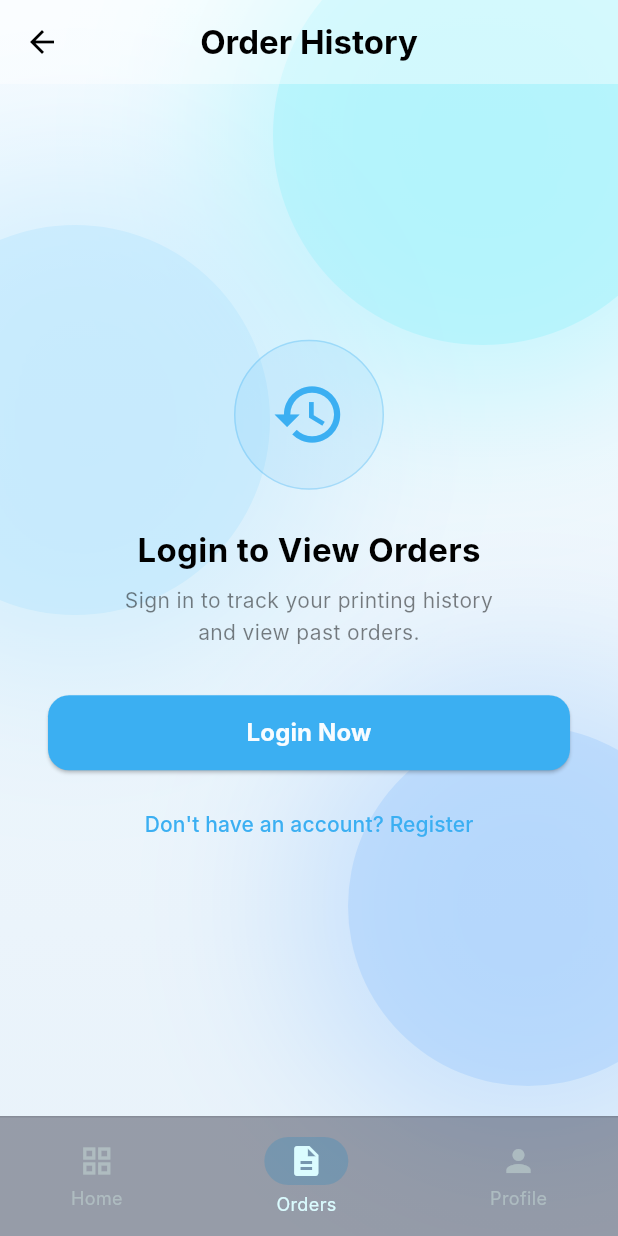
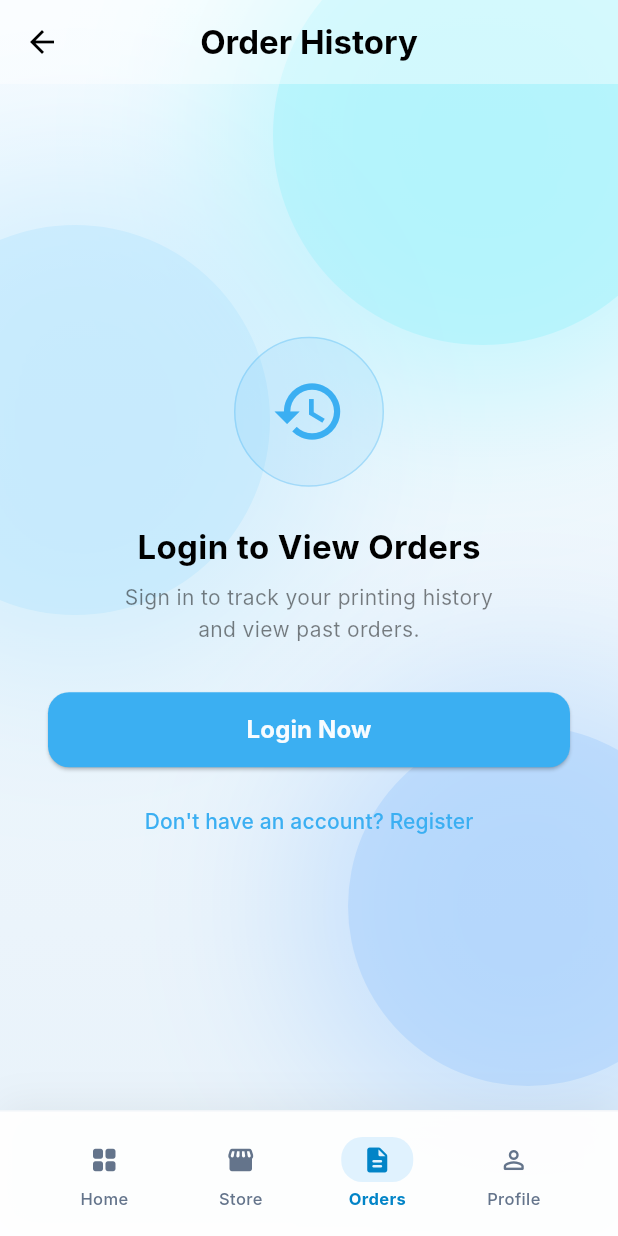
Before and after one commit to avanisawant08-byte/PrintIt, a Flutter app: the OrderHistoryScreen screen opened by its route, on a phone screen of 412 x 824 dp. Run offline on Flutter 3.47's test engine with Material 3 defaults, Android fonts, the phone set to English and light mode, and no system bars; our stand-ins replace dio, file_picker, firebase_auth, firebase_core, firebase_messaging, flutter_local_notifications and 6 more; missing offline and left inert: dart:js, mobile_scanner, pdfx, razorpay_flutter, syncfusion_flutter_pdf; accounts and stored records are empty; network calls fail; Roboto replaces fonts that are missing (Inter); project files that could hold a hidden picture were left out.

Commit message:
fix: modernize order history bottom navbar dock and enable Vercel and Render CORS in backend

```diff
--- a/PrintIt-main/print_it_app/lib/features/orders/order_history_screen.dart
+++ b/PrintIt-main/print_it_app/lib/features/orders/order_history_screen.dart
@@ -34,11 +34,12 @@
   Widget build(BuildContext context, WidgetRef ref) {
     final authState = ref.watch(authProvider);
     final ordersAsync = ref.watch(orderHistoryProvider);
+    final isDark = Theme.of(context).brightness == Brightness.dark;
 
     return Scaffold(
       extendBodyBehindAppBar: true,
       extendBody: true,
-      bottomNavigationBar: _buildBottomNav(context),
+      bottomNavigationBar: _buildBottomNav(context, isDark),
       appBar: AppBar(
         backgroundColor: Theme.of(context).colorScheme.surface.withValues(alpha: 0.4),
         elevation: 0,
@@ -295,52 +296,121 @@
     }
   }
 
-  Widget _buildBottomNav(BuildContext context) {
+  Widget _buildBottomNav(BuildContext context, bool isDark) {
     return Container(
-      height: 80,
+      height: 84,
       decoration: BoxDecoration(
-        color: const Color(0xFF1A1A2D).withValues(alpha: 0.4),
-        border: Border(top: BorderSide(color: Theme.of(context).colorScheme.onSurface.withValues(alpha: 0.1))),
+        color: isDark
+            ? const Color(0xFF090F1D).withValues(alpha: 0.95)
+            : Colors.white.withValues(alpha: 0.95),
+        border: Border(
+          top: BorderSide(
+            color: isDark
+                ? const Color(0xFF1E293B).withValues(alpha: 0.8)
+                : const Color(0xFFF1F5F9),
           ),
-      child: ClipRect(
-        child: BackdropFilter(
-          filter: ColorFilter.mode(Colors.transparent, BlendMode.srcOver),
+        ),
+        boxShadow: isDark
+            ? null
+            : [
+                BoxShadow(
+                  color: Colors.black.withValues(alpha: 0.05),
+                  blurRadius: 20,
+                  offset: const Offset(0, -4),
+                ),
+              ],
+      ),
+      child: Center(
+        child: ConstrainedBox(
+          constraints: const BoxConstraints(maxWidth: 480),
+          child: Padding(
+            padding: const EdgeInsets.symmetric(horizontal: 24.0, vertical: 8.0),
             child: Row(
               mainAxisAlignment: MainAxisAlignment.spaceAround,
               children: [
-              _buildNavItem(context, Icons.grid_view, 'Home', false, () => context.go('/home')),
-              _buildNavItem(context, Icons.description, 'Orders', true, () {}),
-              _buildNavItem(context, Icons.person, 'Profile', false, () => context.push('/profile')),
+                // Tab 1: Home
+                _buildNavItem(
+                  context,
+                  icon: Icons.grid_view_rounded,
+                  label: 'Home',
+                  isActive: false,
+                  isDark: isDark,
+                  onTap: () => context.go('/home'),
+                ),
+                // Tab 2: Store
+                _buildNavItem(
+                  context,
+                  icon: Icons.storefront_rounded,
+                  label: 'Store',
+                  isActive: false,
+                  isDark: isDark,
+                  onTap: () => context.push('/store'),
+                ),
+                // Tab 3: Orders (Active)
+                _buildNavItem(
+                  context,
+                  icon: Icons.description_rounded,
+                  label: 'Orders',
+                  isActive: true,
+                  isDark: isDark,
+                  onTap: () {},
+                ),
+                // Tab 4: Profile
+                _buildNavItem(
+                  context,
+                  icon: Icons.person_outline_rounded,
+                  label: 'Profile',
+                  isActive: false,
+                  isDark: isDark,
+                  onTap: () => context.push('/profile'),
+                ),
               ],
+            ),
           ),
         ),
       ),
     );
   }
 
-  Widget _buildNavItem(BuildContext context, IconData icon, String label, bool isActive, VoidCallback onTap) {
+  Widget _buildNavItem(
+    BuildContext context, {
+    required IconData icon,
+    required String label,
+    required bool isActive,
+    required bool isDark,
+    required VoidCallback onTap,
+  }) {
+    final activeColor = isDark ? const Color(0xFF38BDF8) : const Color(0xFF0284C7);
+    final inactiveColor = isDark ? const Color(0xFF94A3B8) : const Color(0xFF64748B);
+
     return GestureDetector(
       onTap: onTap,
+      behavior: HitTestBehavior.opaque,
       child: Column(
+        mainAxisSize: MainAxisSize.min,
         mainAxisAlignment: MainAxisAlignment.center,
         children: [
-          if (isActive)
           Container(
-              padding: EdgeInsets.symmetric(horizontal: 16, vertical: 4),
+            padding: const EdgeInsets.symmetric(horizontal: 14, vertical: 5),
             decoration: BoxDecoration(
-                color: const Color(0xFF0284C7).withValues(alpha: 0.2),
-                borderRadius: BorderRadius.circular(20),
+              color: isActive
+                  ? (isDark ? const Color(0xFF132338) : const Color(0xFFE0F2FE))
+                  : Colors.transparent,
+              borderRadius: BorderRadius.circular(14),
             ),
-              child: Icon(icon, color: const Color(0xFFDBFCFF)),
-            )
-          else
-            Icon(icon, color: const Color(0xFFB9CACB).withValues(alpha: 0.7)),
-          SizedBox(height: 4),
+            child: Icon(
+              icon,
+              size: 20,
+              color: isActive ? activeColor : inactiveColor,
+            ),
+          ),
+          const SizedBox(height: 3),
           Text(
             label,
             style: TextStyle(
-              fontSize: 12,
-              color: isActive ? const Color(0xFFDBFCFF) : const Color(0xFFB9CACB).withValues(alpha: 0.7),
+              fontSize: 11,
+              fontWeight: isActive ? FontWeight.bold : FontWeight.w500,
+              color: isActive ? activeColor : inactiveColor,
             ),
           ),
         ],
--- a/print_it_app/lib/features/orders/order_history_screen.dart
+++ b/print_it_app/lib/features/orders/order_history_screen.dart
@@ -34,11 +34,12 @@
   Widget build(BuildContext context, WidgetRef ref) {
     final authState = ref.watch(authProvider);
     final ordersAsync = ref.watch(orderHistoryProvider);
+    final isDark = Theme.of(context).brightness == Brightness.dark;
 
     return Scaffold(
       extendBodyBehindAppBar: true,
       extendBody: true,
-      bottomNavigationBar: _buildBottomNav(context),
+      bottomNavigationBar: _buildBottomNav(context, isDark),
       appBar: AppBar(
         backgroundColor: Theme.of(context).colorScheme.surface.withValues(alpha: 0.4),
         elevation: 0,
@@ -295,52 +296,121 @@
     }
   }
 
-  Widget _buildBottomNav(BuildContext context) {
+  Widget _buildBottomNav(BuildContext context, bool isDark) {
     return Container(
-      height: 80,
+      height: 84,
       decoration: BoxDecoration(
-        color: const Color(0xFF1A1A2D).withValues(alpha: 0.4),
-        border: Border(top: BorderSide(color: Theme.of(context).colorScheme.onSurface.withValues(alpha: 0.1))),
+        color: isDark
+            ? const Color(0xFF090F1D).withValues(alpha: 0.95)
+            : Colors.white.withValues(alpha: 0.95),
+        border: Border(
+          top: BorderSide(
+            color: isDark
+                ? const Color(0xFF1E293B).withValues(alpha: 0.8)
+                : const Color(0xFFF1F5F9),
           ),
-      child: ClipRect(
-        child: BackdropFilter(
-          filter: ColorFilter.mode(Colors.transparent, BlendMode.srcOver),
+        ),
+        boxShadow: isDark
+            ? null
+            : [
+                BoxShadow(
+                  color: Colors.black.withValues(alpha: 0.05),
+                  blurRadius: 20,
+                  offset: const Offset(0, -4),
+                ),
+              ],
+      ),
+      child: Center(
+        child: ConstrainedBox(
+          constraints: const BoxConstraints(maxWidth: 480),
+          child: Padding(
+            padding: const EdgeInsets.symmetric(horizontal: 24.0, vertical: 8.0),
             child: Row(
               mainAxisAlignment: MainAxisAlignment.spaceAround,
               children: [
-              _buildNavItem(context, Icons.grid_view, 'Home', false, () => context.go('/home')),
-              _buildNavItem(context, Icons.description, 'Orders', true, () {}),
-              _buildNavItem(context, Icons.person, 'Profile', false, () => context.push('/profile')),
+                // Tab 1: Home
+                _buildNavItem(
+                  context,
+                  icon: Icons.grid_view_rounded,
+                  label: 'Home',
+                  isActive: false,
+                  isDark: isDark,
+                  onTap: () => context.go('/home'),
+                ),
+                // Tab 2: Store
+                _buildNavItem(
+                  context,
+                  icon: Icons.storefront_rounded,
+                  label: 'Store',
+                  isActive: false,
+                  isDark: isDark,
+                  onTap: () => context.push('/store'),
+                ),
+                // Tab 3: Orders (Active)
+                _buildNavItem(
+                  context,
+                  icon: Icons.description_rounded,
+                  label: 'Orders',
+                  isActive: true,
+                  isDark: isDark,
+                  onTap: () {},
+                ),
+                // Tab 4: Profile
+                _buildNavItem(
+                  context,
+                  icon: Icons.person_outline_rounded,
+                  label: 'Profile',
+                  isActive: false,
+                  isDark: isDark,
+                  onTap: () => context.push('/profile'),
+                ),
               ],
+            ),
           ),
         ),
       ),
     );
   }
 
-  Widget _buildNavItem(BuildContext context, IconData icon, String label, bool isActive, VoidCallback onTap) {
+  Widget _buildNavItem(
+    BuildContext context, {
+    required IconData icon,
+    required String label,
+    required bool isActive,
+    required bool isDark,
+    required VoidCallback onTap,
+  }) {
+    final activeColor = isDark ? const Color(0xFF38BDF8) : const Color(0xFF0284C7);
+    final inactiveColor = isDark ? const Color(0xFF94A3B8) : const Color(0xFF64748B);
+
     return GestureDetector(
       onTap: onTap,
+      behavior: HitTestBehavior.opaque,
       child: Column(
+        mainAxisSize: MainAxisSize.min,
         mainAxisAlignment: MainAxisAlignment.center,
         children: [
-          if (isActive)
           Container(
-              padding: EdgeInsets.symmetric(horizontal: 16, vertical: 4),
+            padding: const EdgeInsets.symmetric(horizontal: 14, vertical: 5),
             decoration: BoxDecoration(
-                color: const Color(0xFF0284C7).withValues(alpha: 0.2),
-                borderRadius: BorderRadius.circular(20),
+              color: isActive
+                  ? (isDark ? const Color(0xFF132338) : const Color(0xFFE0F2FE))
+                  : Colors.transparent,
+              borderRadius: BorderRadius.circular(14),
             ),
-              child: Icon(icon, color: const Color(0xFFDBFCFF)),
-            )
-          else
-            Icon(icon, color: const Color(0xFFB9CACB).withValues(alpha: 0.7)),
-          SizedBox(height: 4),
+            child: Icon(
+              icon,
+              size: 20,
+              color: isActive ? activeColor : inactiveColor,
+            ),
+          ),
+          const SizedBox(height: 3),
           Text(
             label,
             style: TextStyle(
-              fontSize: 12,
-              color: isActive ? const Color(0xFFDBFCFF) : const Color(0xFFB9CACB).withValues(alpha: 0.7),
+              fontSize: 11,
+              fontWeight: isActive ? FontWeight.bold : FontWeight.w500,
+              color: isActive ? activeColor : inactiveColor,
             ),
           ),
         ],
```
Also changed, not shown: PrintIt-main/customer_web/assets/fonts/MaterialIcons-Regular.otf, customer_web/assets/fonts/MaterialIcons-Regular.otf, 6 other files. Lines whose indentation alone changed are shown as unchanged.
